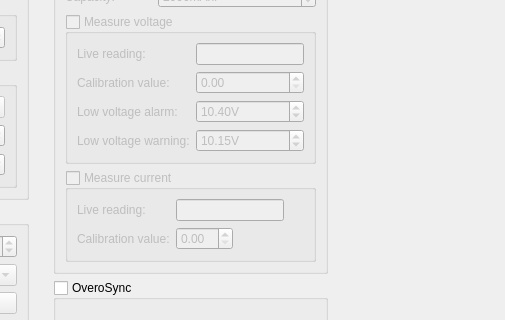
Above: ground/gcs/src/plugins/config/modulesettingsform.ui from TauLabs/TauLabs before the change; both pictures show x 276 to 781 and y 119 to 439 of the 781 by 818 pixel window. Below: the same form after it.
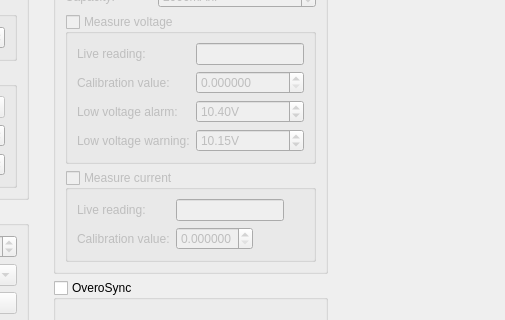
That is the form after the change.

Commit message: Increased number of visible significant digits in battery calibration fields.

```diff
--- a/ground/gcs/src/plugins/config/modulesettingsform.ui
+++ b/ground/gcs/src/plugins/config/modulesettingsform.ui
@@ -374,6 +374,12 @@
                 </item>
                 <item row="1" column="1">
                  <widget class="QDoubleSpinBox" name="sb_voltageCalibration">
+                  <property name="decimals">
+                   <number>6</number>
+                  </property>
+                  <property name="maximum">
+                   <double>1.000000000000000</double>
+                  </property>
                   <property name="singleStep">
                    <double>0.100000000000000</double>
                   </property>
@@ -453,6 +459,12 @@
                 </item>
                 <item row="1" column="1">
                  <widget class="QDoubleSpinBox" name="sb_currentCalibration">
+                  <property name="decimals">
+                   <number>6</number>
+                  </property>
+                  <property name="maximum">
+                   <double>1.000000000000000</double>
+                  </property>
                   <property name="singleStep">
                    <double>0.100000000000000</double>
                   </property>
```
Left out of the diff: 4 changed lines with no effect on the pictures.
